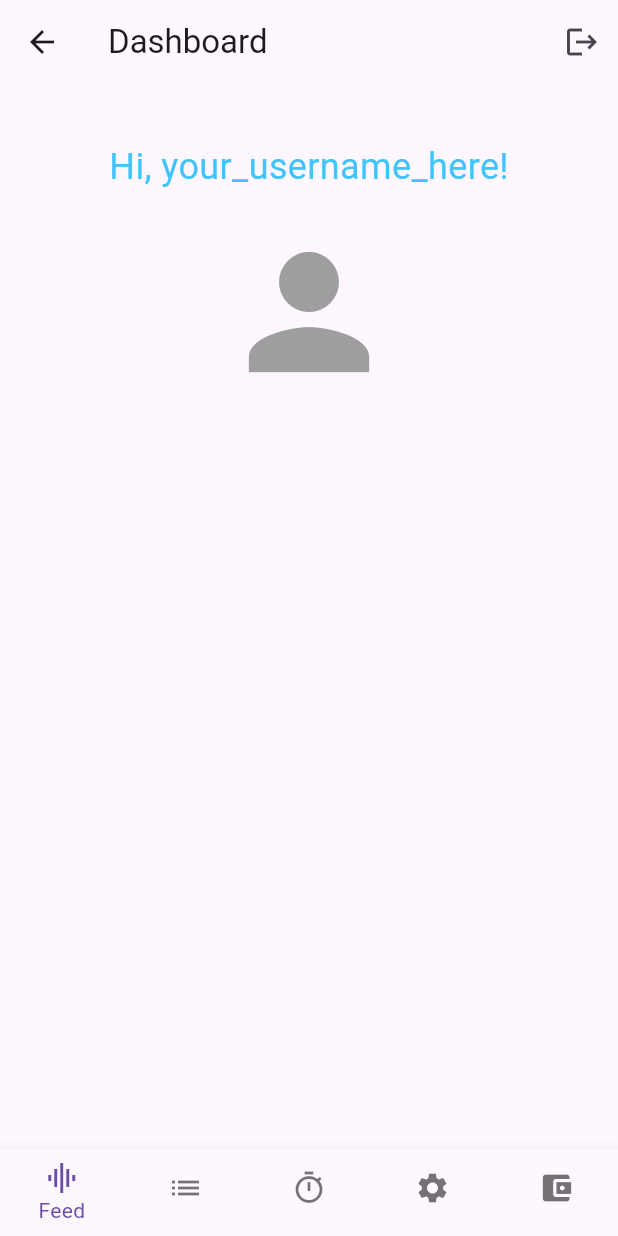
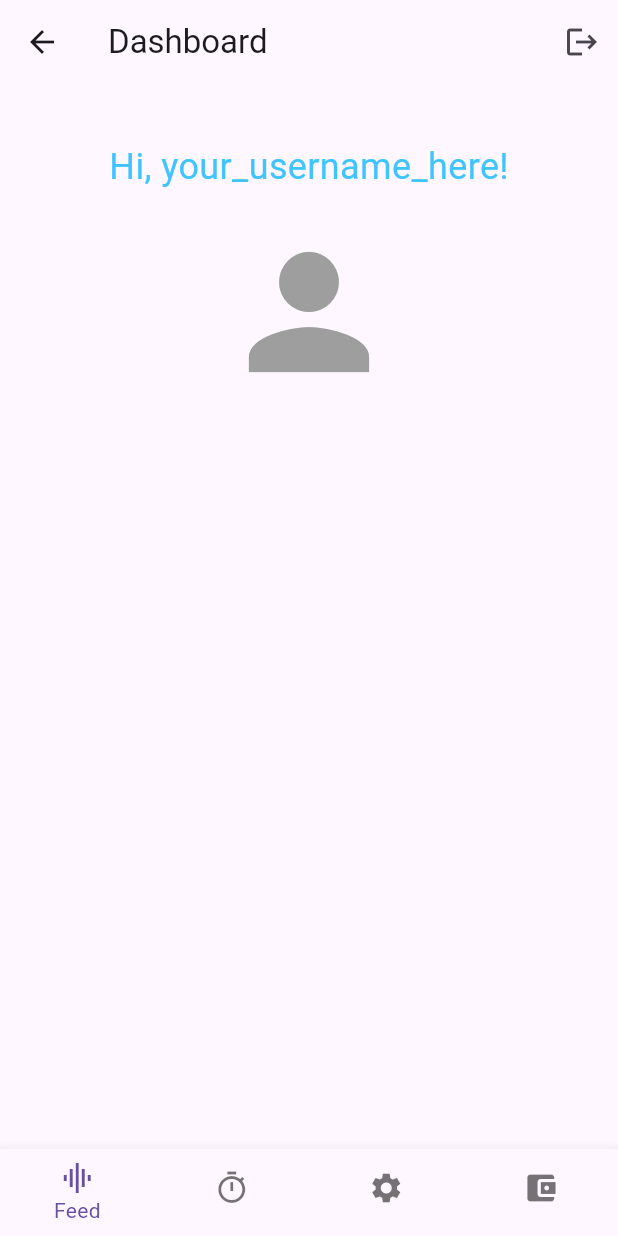
Before and after one commit to ioak-dev/fortuna-mobile, a Flutter app: the HomePage screen opened by its route, on a phone screen of 412 x 824 dp. Run offline on Flutter 3.47's test engine with Material 2 defaults, Android fonts, the phone set to English and light mode, and no system bars; our stand-ins replace animated_text_kit, bloc, equatable, flutter_bloc, flutter_colorpicker, flutter_spinkit and 6 more; missing offline and left inert: dart:ffi; accounts and stored records are empty; network calls fail.

Commit message:
few tweaks to the app

```diff
--- a/lib/dashboard/dashboard_page.dart
+++ b/lib/dashboard/dashboard_page.dart
@@ -24,7 +24,7 @@ class _DashboardPageState extends State<DashboardPage> {
 
   @override
   Widget build(BuildContext context) {
-    bool isUserAuthenticated = true; // You should handle the actual authentication state
+    bool isUserAuthenticated = true; // Should handle the actual authentication state
     bool isChinmay = widget.username == "Chinmay";
 
     if (!isUserAuthenticated) {
@@ -69,7 +69,7 @@ class _DashboardPageState extends State<DashboardPage> {
                   radius: 120,
                   backgroundImage: AssetImage("images/Chinmay_Sharma.jpg"),
                 ),
-              if (!isChinmay)
+              if (!isChinmay) // not Chinmay Other User
                 Icon(
                   Icons.person,
                   size: 120,
--- a/lib/home/home_page.dart
+++ b/lib/home/home_page.dart
@@ -119,10 +119,10 @@ class _HomePageState extends State<HomePage> {
             icon: Icon(Icons.graphic_eq),
             label: 'Feed',
           ),
-          BottomNavigationBarItem(
-            icon: Icon(Icons.list),
-            label: 'Preset list',
-          ),
+          // BottomNavigationBarItem(
+          //   icon: Icon(Icons.list),
+          //   label: 'Preset list',
+          // ),
           BottomNavigationBarItem(
             icon: Icon(Icons.timer_outlined),
             label: 'Timer',
--- a/lib/total_summary.dart
+++ b/lib/total_summary.dart
@@ -210,3 +210,4 @@
 //     home: ExpenseEntryPage(),
 //   ));
 // }
+// This page is no longer required.
```
